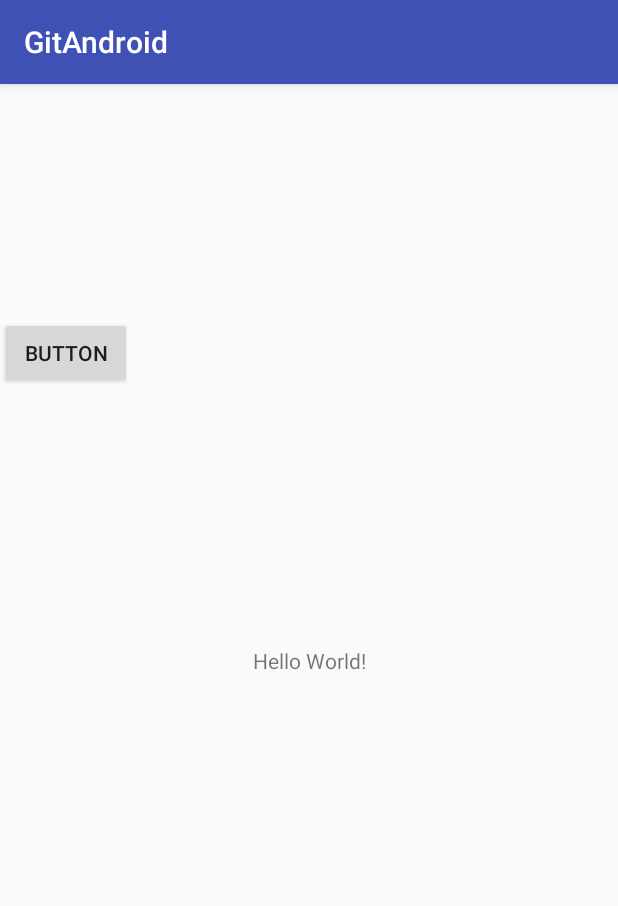
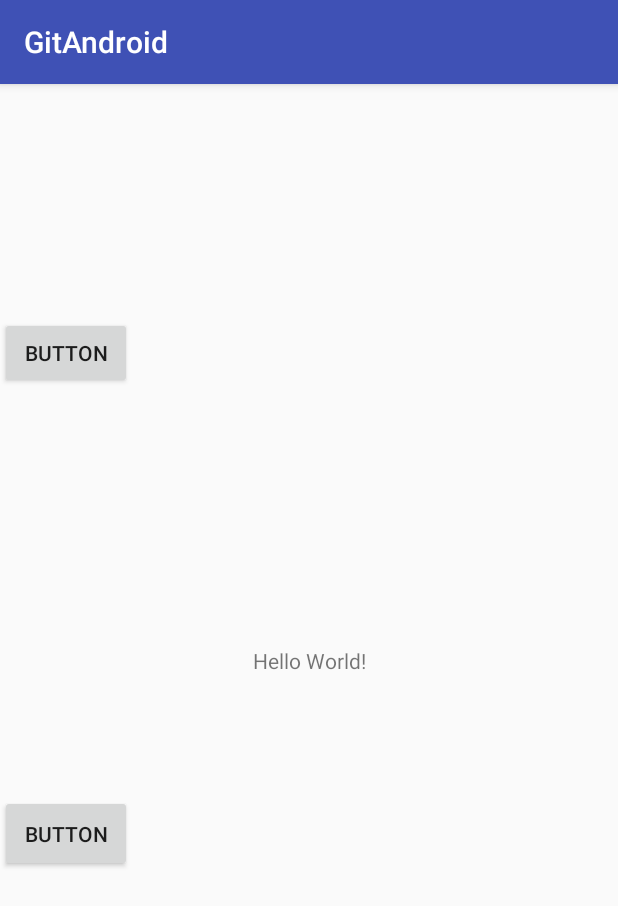
Before and after one commit to RogueFenrir/GitAndroidHA, an Android app: the screen it shows after launch (MainActivity), on a phone screen of 412 x 824 dp. Shown: the top 906 px of the screen. Run offline under Robolectric (Android 15) with nearby library versions, the phone set to English and light mode, and no system bars.

Commit message:
Texto Diplomado Android con boton

```diff
--- a/app/src/main/java/mx/unam/aragon/fes/diplo/gitandroid/MainActivity.java
+++ b/app/src/main/java/mx/unam/aragon/fes/diplo/gitandroid/MainActivity.java
@@ -10,6 +10,7 @@ public class MainActivity extends AppCompatActivity {
 
     private Button boton1;
     private TextView textview1;
+    private Button boton2;
 
 
 
@@ -22,6 +23,7 @@ public class MainActivity extends AppCompatActivity {
 
         boton1=findViewById(R.id.button);
         textview1=findViewById(R.id.textView);
+        boton2=findViewById(R.id.button2);
 
         boton1.setOnClickListener(new View.OnClickListener(){
 
@@ -32,5 +34,14 @@ public class MainActivity extends AppCompatActivity {
 
         });
 
+        boton2.setOnClickListener(new View.OnClickListener(){
+
+            public void onClick(View v){
+                textview1.setText("Diplomado Android");
+            }
+
+
+        });
+
     }
 }
--- a/app/src/main/res/layout/activity_main.xml
+++ b/app/src/main/res/layout/activity_main.xml
@@ -28,4 +28,13 @@
         app:layout_constraintVertical_bias="0.475"
         tools:layout_editor_absoluteX="148dp" />
 
+    <Button
+        android:id="@+id/button2"
+        android:layout_width="wrap_content"
+        android:layout_height="51dp"
+        android:layout_marginTop="80dp"
+        android:text="Button"
+        app:layout_constraintTop_toBottomOf="@+id/textView"
+        tools:layout_editor_absoluteX="148dp" />
+
 </android.support.constraint.ConstraintLayout>
```
